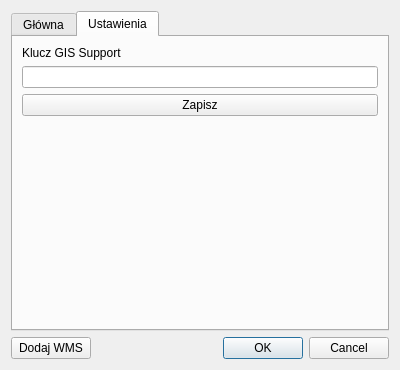
First picture: the form in search_lpis_module.ui, repository MarekChroszcz/qgis-lpis-plugin, before the edit.
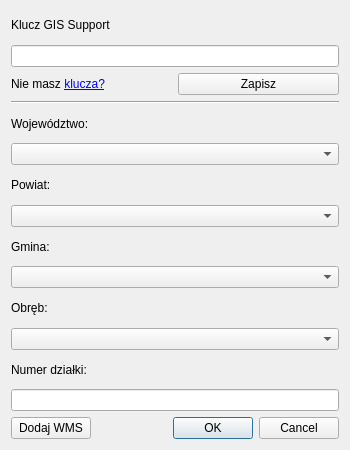
Second picture: the form after the edit. The open tabs and pages were chosen to show the change.

Commit message: key info

The edit to the form file:
```diff
--- a/search_lpis_module.ui
+++ b/search_lpis_module.ui
@@ -9,8 +9,8 @@
    <rect>
     <x>0</x>
     <y>0</y>
-    <width>400</width>
-    <height>370</height>
+    <width>350</width>
+    <height>450</height>
    </rect>
   </property>
   <property name="windowTitle">
@@ -18,15 +18,49 @@
   </property>
   <layout class="QVBoxLayout" name="verticalLayout">
    <item>
-    <widget class="QTabWidget" name="tabWidget">
-     <property name="currentIndex">
-      <number>0</number>
+    <widget class="QLabel" name="label_6">
+     <property name="text">
+      <string>Klucz GIS Support</string>
      </property>
-     <widget class="QWidget" name="tab">
-      <attribute name="title">
-       <string>Główna</string>
-      </attribute>
-      <layout class="QVBoxLayout" name="verticalLayout_5">
+    </widget>
+   </item>
+   <item>
+    <widget class="QLineEdit" name="keyLineEdit"/>
+   </item>
+   <item>
+    <layout class="QHBoxLayout" name="horizontalLayout_2">
+     <item>
+      <widget class="QLabel" name="linkLabel">
+       <property name="text">
+        <string>&lt;html&gt;&lt;head/&gt;&lt;body&gt;&lt;p&gt;Nie masz &lt;a href=&quot;http://gis-support.pl/klucze-gis-support/&quot;&gt;&lt;span style=&quot; text-decoration: underline; color:#0000ff;&quot;&gt;klucza?&lt;/span&gt;&lt;/a&gt;&lt;/p&gt;&lt;/body&gt;&lt;/html&gt;</string>
+       </property>
+       <property name="textFormat">
+        <enum>Qt::RichText</enum>
+       </property>
+       <property name="openExternalLinks">
+        <bool>true</bool>
+       </property>
+       <property name="textInteractionFlags">
+        <set>Qt::TextBrowserInteraction</set>
+       </property>
+      </widget>
+     </item>
+     <item>
+      <widget class="QPushButton" name="saveKeyButton">
+       <property name="text">
+        <string>Zapisz</string>
+       </property>
+      </widget>
+     </item>
+    </layout>
+   </item>
+   <item>
+    <widget class="Line" name="line">
+     <property name="orientation">
+      <enum>Qt::Horizontal</enum>
+     </property>
+    </widget>
+   </item>
        <item>
         <widget class="QLabel" name="label">
          <property name="text">
@@ -80,47 +114,6 @@
        </item>
        <item>
         <widget class="QLineEdit" name="nLineEdit"/>
-       </item>
-      </layout>
-     </widget>
-     <widget class="QWidget" name="tab_2">
-      <attribute name="title">
-       <string>Ustawienia</string>
-      </attribute>
-      <layout class="QVBoxLayout" name="verticalLayout_2">
-       <item>
-        <widget class="QLabel" name="label_6">
-         <property name="text">
-          <string>Klucz GIS Support</string>
-         </property>
-        </widget>
-       </item>
-       <item>
-        <widget class="QLineEdit" name="keyLineEdit"/>
-       </item>
-       <item>
-        <widget class="QPushButton" name="saveKeyButton">
-         <property name="text">
-          <string>Zapisz</string>
-         </property>
-        </widget>
-       </item>
-       <item>
-        <spacer name="verticalSpacer">
-         <property name="orientation">
-          <enum>Qt::Vertical</enum>
-         </property>
-         <property name="sizeHint" stdset="0">
-          <size>
-           <width>20</width>
-           <height>40</height>
-          </size>
-         </property>
-        </spacer>
-       </item>
-      </layout>
-     </widget>
-    </widget>
    </item>
    <item>
     <layout class="QHBoxLayout" name="horizontalLayout">
```
Lines whose indentation alone changed are shown as unchanged. The commit also changes 1 other file.
